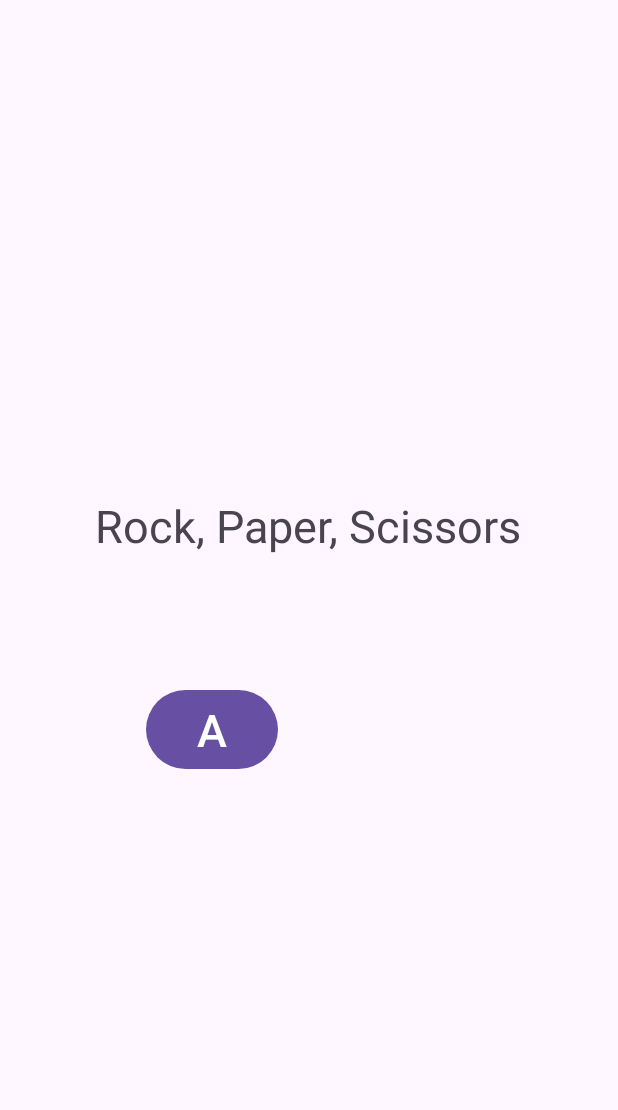
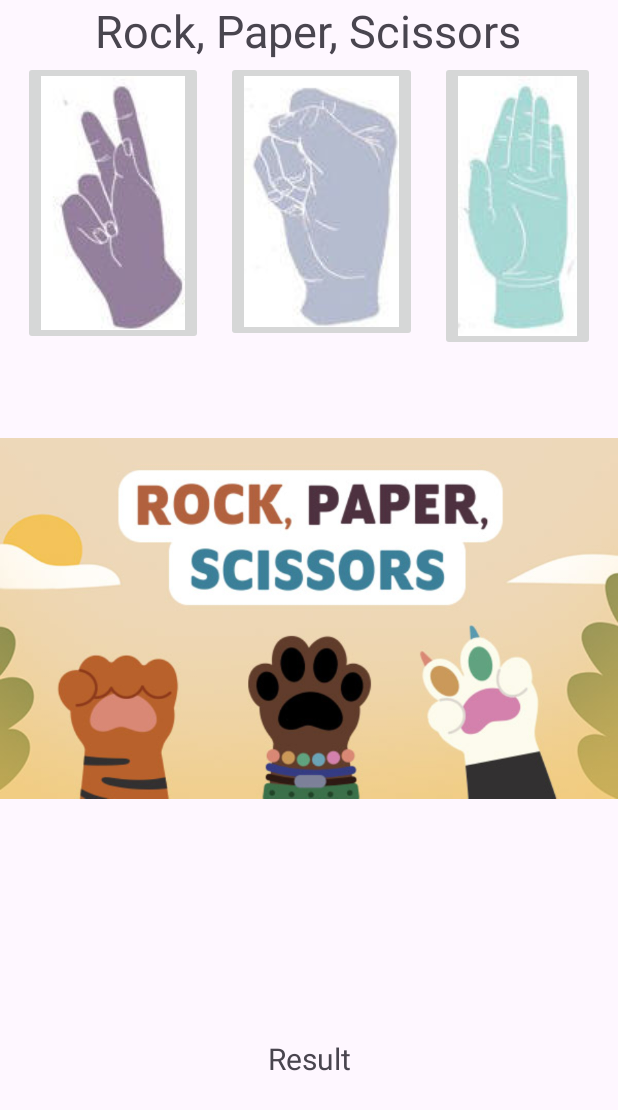
Before and after one commit to chiusjennifer/Guess3, an Android app: the screen it shows after launch (MainActivity), on a phone screen of 412 x 824 dp. Shown: the top 1110 px of the screen. Run offline under Robolectric (Android 15) with nearby library versions, the phone set to English and light mode, and no system bars.

Commit message:
final commit

```diff
--- a/app/src/main/res/layout/activity_main.xml
+++ b/app/src/main/res/layout/activity_main.xml
@@ -12,23 +12,65 @@
         android:layout_height="wrap_content"
         android:text="@string/title"
         android:textSize="30sp"
-        app:layout_constraintBottom_toBottomOf="parent"
         app:layout_constraintEnd_toEndOf="parent"
         app:layout_constraintHorizontal_bias="0.496"
         app:layout_constraintStart_toStartOf="parent"
-        app:layout_constraintTop_toTopOf="parent"
-        app:layout_constraintVertical_bias="0.421" />
+        app:layout_constraintTop_toTopOf="parent" />
 
-    <Button
-        android:id="@+id/btn"
+    <ImageButton
+        android:id="@+id/imageS"
+        android:onClick="Guess"
         android:layout_width="wrap_content"
         android:layout_height="wrap_content"
-        android:layout_marginTop="456dp"
-        android:text="A"
-        android:textSize="30sp"
+        app:layout_constraintEnd_toStartOf="@+id/imageR"
+        app:layout_constraintStart_toStartOf="parent"
+        app:layout_constraintTop_toBottomOf="@+id/txv"
+        app:srcCompat="@drawable/scissors"
+        app:layout_constraintHorizontal_chainStyle="spread"/>
+
+    <ImageButton
+        android:id="@+id/imageR"
+        android:onClick="Guess"
+        android:layout_width="wrap_content"
+        android:layout_height="wrap_content"
+        app:layout_constraintTop_toBottomOf="@+id/txv"
+        app:srcCompat="@drawable/rock"
+        tools:layout_editor_absoluteX="155dp"
+        app:layout_constraintStart_toEndOf="@+id/imageS"
+        app:layout_constraintEnd_toStartOf="@+id/imageP"/>
+
+    <ImageButton
+        android:id="@+id/imageP"
+        android:onClick="Guess"
+        android:layout_width="wrap_content"
+        android:layout_height="wrap_content"
         app:layout_constraintEnd_toEndOf="parent"
-        app:layout_constraintHorizontal_bias="0.3"
+        app:layout_constraintStart_toEndOf="@+id/imageR"
+        app:layout_constraintTop_toBottomOf="@+id/txv"
+        app:srcCompat="@drawable/paper"
+        />
+
+    <ImageView
+        android:id="@+id/imagePhone"
+        android:layout_width="wrap_content"
+        android:layout_height="wrap_content"
+        app:layout_constraintBottom_toBottomOf="parent"
+        app:layout_constraintEnd_toEndOf="parent"
+        app:layout_constraintHorizontal_bias="0.0"
         app:layout_constraintStart_toStartOf="parent"
-        app:layout_constraintTop_toTopOf="parent" />
+        app:layout_constraintTop_toBottomOf="@+id/imageR"
+        app:layout_constraintVertical_bias="0.039"
+        app:srcCompat="@drawable/title" />
+
+    <TextView
+        android:id="@+id/tvxResult"
+        android:layout_width="wrap_content"
+        android:layout_height="wrap_content"
+        android:text="@string/result"
+        android:textSize="20sp"
+        app:layout_constraintBottom_toBottomOf="parent"
+        app:layout_constraintEnd_toEndOf="parent"
+        app:layout_constraintStart_toStartOf="parent"
+        app:layout_constraintTop_toBottomOf="@+id/imagePhone" />
 
 </androidx.constraintlayout.widget.ConstraintLayout>
--- a/app/src/main/res/values/strings.xml
+++ b/app/src/main/res/values/strings.xml
@@ -1,4 +1,5 @@
 <resources>
     <string name="app_name">Guess2</string>
     <string name="title">Rock, Paper, Scissors</string>
+    <string name="result">Result</string>
 </resources>
```
Also changed, not shown: app/src/main/java/tw/edu/pu/csce/guess2/MainActivity.kt (+38 -0 lines), app/src/main/res/drawable/paper.jpg (added), app/src/main/res/drawable/rock.jpg (added), app/src/main/res/drawable/scissors.jpg (added), app/src/main/res/drawable/title.jpg (added), 1 other file.
